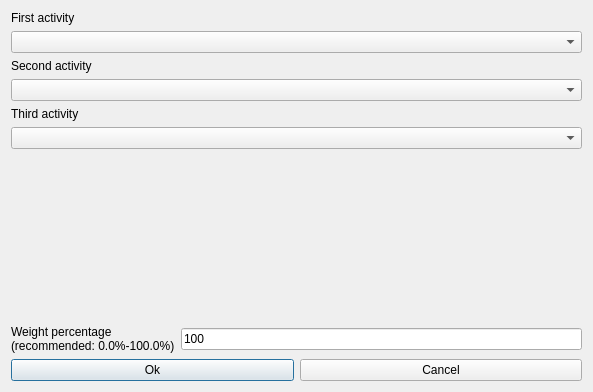
First picture: the form in fet/src/interface/modifyconstraintthreeactivitiesgroupedform_template.ui, repository vonmecheln/fet, before the edit.
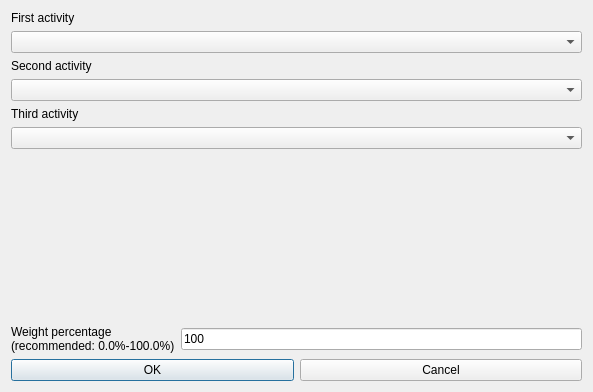
Second picture: the form after the edit.

```diff
--- a/fet/src/interface/modifyconstraintthreeactivitiesgroupedform_template.ui
+++ b/fet/src/interface/modifyconstraintthreeactivitiesgroupedform_template.ui
@@ -162,7 +162,7 @@
      <item>
       <widget class="QPushButton" name="okPushButton">
        <property name="text">
-        <string>Ok</string>
+        <string>OK</string>
        </property>
       </widget>
      </item>
```
